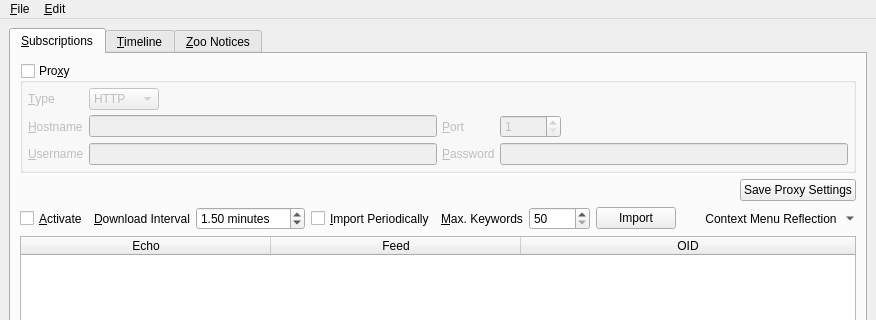
textbrowser/spot-on, file branches/trunk/GoldBug-UI/spot-on-rss.ui: the form before one commit; both pictures show x 0 to 876 and y 0 to 320 of the 876 by 600 pixel window.
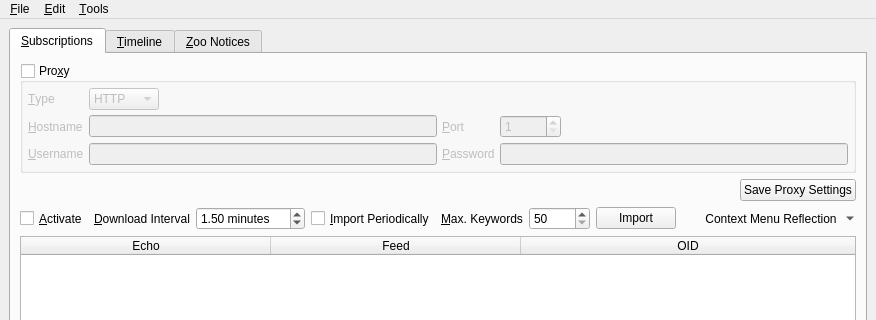
The form after the commit. The open tabs and pages were chosen to show the change. Icons and pictures are not drawn. Custom widgets are drawn as their Qt base class.

```diff
--- a/branches/trunk/GoldBug-UI/spot-on-rss.ui
+++ b/branches/trunk/GoldBug-UI/spot-on-rss.ui
@@ -634,8 +634,20 @@
     <addaction name="action_Find"/>
     <addaction name="menu_Timeline_Order"/>
    </widget>
+   <widget class="QMenu" name="menu_Tools">
+    <property name="title">
+     <string>&amp;Tools</string>
+    </property>
+    <addaction name="action_Toggle_Hidden"/>
+    <addaction name="action_Toggle_Imported"/>
+    <addaction name="action_Toggle_Indexed"/>
+    <addaction name="action_Toggle_Malformed"/>
+    <addaction name="action_Toggle_Not_Indexed"/>
+    <addaction name="action_Toggle_Shown"/>
+   </widget>
    <addaction name="menu_File"/>
    <addaction name="menu_Edit"/>
+   <addaction name="menu_Tools"/>
   </widget>
   <widget class="QStatusBar" name="statusBar"/>
   <action name="action_Close">
```
Left out of the diff: 32 changed lines with no effect on the pictures.
